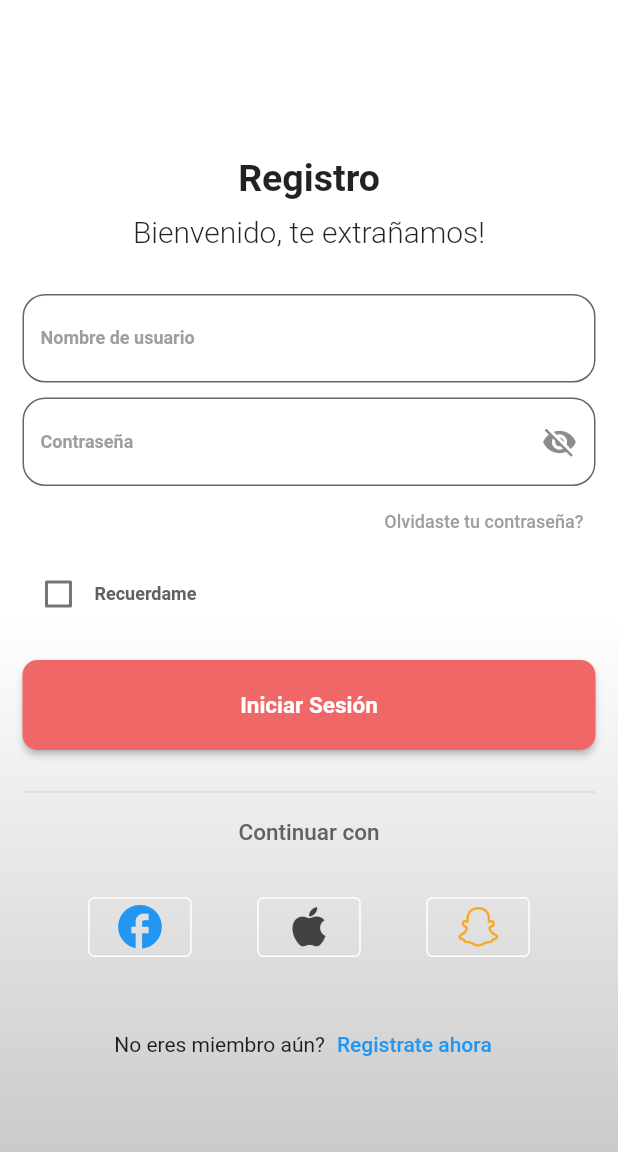
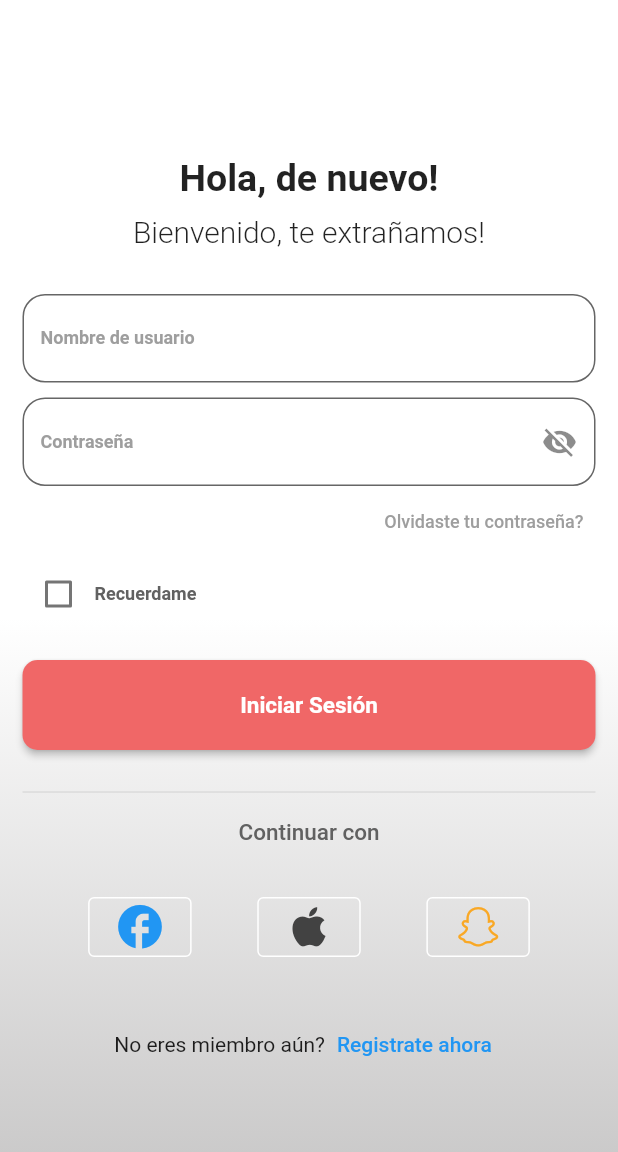
Before and after one commit to CelesteRenteria/Practica_Registro, a Flutter app: the RegistroScreen screen opened by its route, after a tap on "Iniciar Sesión", on a phone screen of 412 x 824 dp. Shown: the top 1152 px of the screen. Run offline on Flutter 3.47's test engine with Material 2 defaults, Android fonts, the phone set to English and light mode, and no system bars; network calls fail; Roboto replaces fonts that are missing (Montserrat).

```diff
--- a/lib/login.dart
+++ b/lib/login.dart
@@ -30,7 +30,7 @@ class _LogInScreenState extends State<LogInScreen> {
             crossAxisAlignment: CrossAxisAlignment.center,
             children: [
               const Text(
-                "Registro",
+                "Hola, de nuevo!",
                 textAlign: TextAlign.center,
                 style: TextStyle(
                     fontSize: 25,
--- a/lib/registro.dart
+++ b/lib/registro.dart
@@ -62,7 +62,6 @@ class _RegistroScreenState extends State<RegistroScreen> {
                 }, child: const Text("Iniciar Sesión"))
                 ],
               ),
-                const SizedBox(height: 30),
                 CustonTextFormField(labelTxt: 'Nombre de usuario', preIcon: const Icon(Icons.person_outlined), onChanged: (value) {
                   //El set state actualiza el estado
                  setState(() {
```
